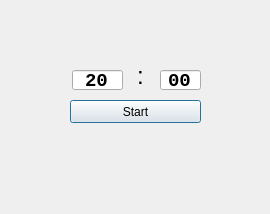
This is dialog.ui in iloveooz/QtTimer as Qt 5 draws it before an edit. The edited form follows.
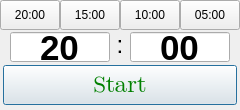
This is the edited form.

```diff
--- a/dialog.ui
+++ b/dialog.ui
@@ -6,22 +6,43 @@
    <rect>
     <x>0</x>
     <y>0</y>
-    <width>270</width>
-    <height>214</height>
+    <width>240</width>
+    <height>110</height>
    </rect>
   </property>
+  <property name="sizePolicy">
+   <sizepolicy hsizetype="Fixed" vsizetype="Fixed">
+    <horstretch>0</horstretch>
+    <verstretch>0</verstretch>
+   </sizepolicy>
+  </property>
   <property name="windowTitle">
    <string>Timer</string>
   </property>
   <widget class="QPushButton" name="controlButton">
    <property name="geometry">
     <rect>
-     <x>70</x>
-     <y>100</y>
-     <width>131</width>
-     <height>23</height>
+     <x>3</x>
+     <y>65</y>
+     <width>234</width>
+     <height>40</height>
     </rect>
    </property>
+   <property name="baseSize">
+    <size>
+     <width>0</width>
+     <height>0</height>
+    </size>
+   </property>
+   <property name="font">
+    <font>
+     <family>Apple Color Emoji</family>
+     <pointsize>18</pointsize>
+    </font>
+   </property>
+   <property name="styleSheet">
+    <string notr="true">color: green; </string>
+   </property>
    <property name="text">
     <string>Start</string>
    </property>
@@ -29,18 +50,19 @@
   <widget class="QLineEdit" name="textMin">
    <property name="geometry">
     <rect>
-     <x>72</x>
-     <y>70</y>
-     <width>51</width>
-     <height>20</height>
+     <x>10</x>
+     <y>32</y>
+     <width>100</width>
+     <height>30</height>
     </rect>
    </property>
    <property name="font">
     <font>
-     <family>Courier New</family>
-     <pointsize>14</pointsize>
+     <family>Lucida Grande</family>
+     <pointsize>26</pointsize>
      <weight>75</weight>
      <bold>true</bold>
+     <kerning>false</kerning>
     </font>
    </property>
    <property name="text">
@@ -56,16 +78,16 @@
   <widget class="QLineEdit" name="textSec">
    <property name="geometry">
     <rect>
-     <x>160</x>
-     <y>70</y>
-     <width>41</width>
-     <height>20</height>
+     <x>130</x>
+     <y>32</y>
+     <width>100</width>
+     <height>30</height>
     </rect>
    </property>
    <property name="font">
     <font>
-     <family>Courier New</family>
-     <pointsize>14</pointsize>
+     <family>Lucida Grande</family>
+     <pointsize>26</pointsize>
      <weight>75</weight>
      <bold>true</bold>
     </font>
@@ -83,10 +105,10 @@
   <widget class="QLabel" name="label">
    <property name="geometry">
     <rect>
-     <x>130</x>
-     <y>60</y>
-     <width>21</width>
-     <height>31</height>
+     <x>110</x>
+     <y>30</y>
+     <width>20</width>
+     <height>30</height>
     </rect>
    </property>
    <property name="font">
@@ -101,6 +123,58 @@
     <set>Qt::AlignCenter</set>
    </property>
   </widget>
+  <widget class="QPushButton" name="preset20">
+   <property name="geometry">
+    <rect>
+     <x>0</x>
+     <y>0</y>
+     <width>60</width>
+     <height>30</height>
+    </rect>
+   </property>
+   <property name="text">
+    <string>20:00</string>
+   </property>
+  </widget>
+  <widget class="QPushButton" name="preset15">
+   <property name="geometry">
+    <rect>
+     <x>60</x>
+     <y>0</y>
+     <width>60</width>
+     <height>30</height>
+    </rect>
+   </property>
+   <property name="text">
+    <string>15:00</string>
+   </property>
+  </widget>
+  <widget class="QPushButton" name="preset10">
+   <property name="geometry">
+    <rect>
+     <x>120</x>
+     <y>0</y>
+     <width>60</width>
+     <height>30</height>
+    </rect>
+   </property>
+   <property name="text">
+    <string>10:00</string>
+   </property>
+  </widget>
+  <widget class="QPushButton" name="preset05">
+   <property name="geometry">
+    <rect>
+     <x>180</x>
+     <y>0</y>
+     <width>60</width>
+     <height>30</height>
+    </rect>
+   </property>
+   <property name="text">
+    <string>05:00</string>
+   </property>
+  </widget>
  </widget>
  <layoutdefault spacing="6" margin="11"/>
  <resources/>
```
